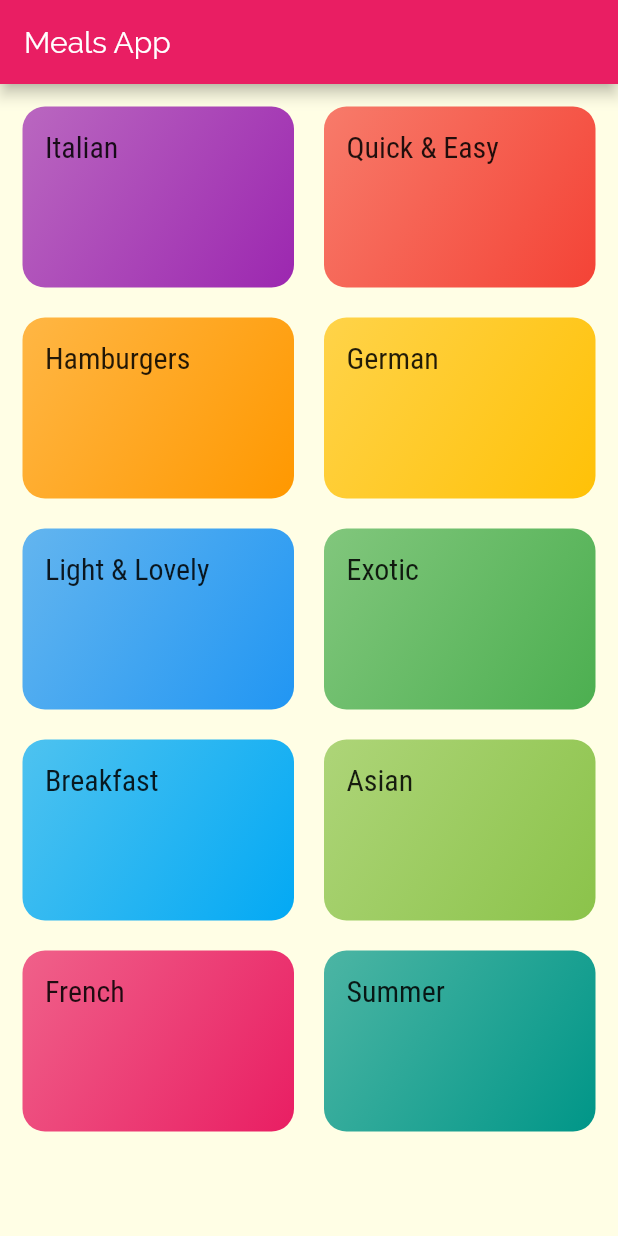
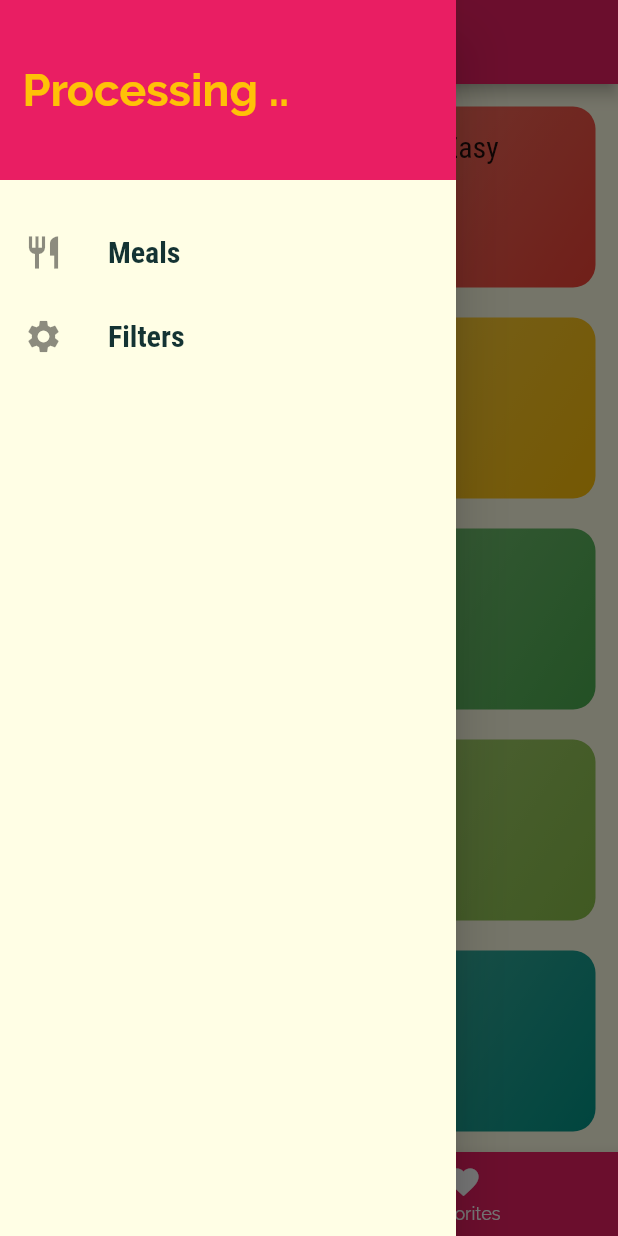
Before and after one commit to Chirag018/Meals, a Flutter app: the screen it shows after launch, with the side drawer open (before the commit the screen has no drawer), on a phone screen of 412 x 824 dp. Run offline on Flutter 3.47's test engine with Material 2 defaults, Android fonts, the phone set to English and light mode, and no system bars.

Commit message:
Before Adding Drawer

```diff
--- a/lib/category_screen.dart
+++ b/lib/category_screen.dart
@@ -5,11 +5,13 @@ import 'package:meals/dummy_data.dart';
 class CategoryScreen extends StatelessWidget {
   @override
   Widget build(BuildContext context) {
-    return Scaffold(
-      appBar: AppBar(
-        title: Text('Meals App'),
-      ),
-      body: GridView(
+    return
+    // Scaffold(
+    //   appBar: AppBar(
+    //     title: Text('Meals App'),
+    //   ),
+    //   body:
+       GridView(
         padding: EdgeInsets.all(15),
         children: DUMMY_CATEGORIES
             .map((catData) => CategoryItem(
@@ -23,7 +25,7 @@ class CategoryScreen extends StatelessWidget {
           childAspectRatio: 3 / 2,
           crossAxisSpacing: 20,
           mainAxisSpacing: 20,
-        ),
+        // ),
       ),
     );
   }
--- /dev/null
+++ b/lib/favorite_screen.dart
@@ -0,0 +1,10 @@
+import 'package:flutter/material.dart';
+
+class FavoriteScreen extends StatelessWidget {
+  @override
+  Widget build(BuildContext context) {
+    return Center(
+      child: Text('Favorite Screen .'),
+    );
+  }
+}
--- a/lib/main.dart
+++ b/lib/main.dart
@@ -1,6 +1,7 @@
 import 'package:flutter/material.dart';
 import 'package:meals/category_meals_screen.dart';
 import 'package:meals/meal_detail_screen.dart';
+import 'package:meals/tabs_screen.dart';
 import './category_screen.dart';
 
 void main() {
@@ -29,8 +30,9 @@ class MyApp extends StatelessWidget {
               ),
             ),
       ),
-      home: CategoryScreen(),
+      home: TabsScreen(),
       routes: {
+        // '/': (ctx) => TabsScreen(),
         CategoryMealsScreen.routeName: (context) => CategoryMealsScreen(),
         MealDetailScreen.routeName: (context) => MealDetailScreen(),
       },
--- /dev/null
+++ b/lib/main_drawer.dart
@@ -0,0 +1,52 @@
+import 'dart:ui';
+
+import 'package:flutter/material.dart';
+
+class MainDrawer extends StatelessWidget {
+  Widget buildListTile(String title, IconData icon) {
+    return ListTile(
+      leading: Icon(
+        icon,
+        size: 26,
+      ),
+      title: Text(
+        title,
+        style: TextStyle(
+            fontFamily: 'RobotoCondensed',
+            fontSize: 20,
+            fontWeight: FontWeight.bold),
+      ),
+      onTap: () {},
+    );
+  }
+
+  @override
+  Widget build(BuildContext context) {
+    return Drawer(
+      child: Column(
+        children: [
+          Container(
+            height: 120,
+            width: double.infinity,
+            padding: EdgeInsets.all(15),
+            alignment: Alignment.centerLeft,
+            color: Theme.of(context).accentColor,
+            child: Text(
+              'Processing ..',
+              style: TextStyle(
+                fontWeight: FontWeight.bold,
+                fontSize: 30,
+                color: Colors.amber,
+              ),
+            ),
+          ),
+          SizedBox(
+            height: 20,
+          ),
+          buildListTile('Meals', Icons.restaurant),
+          buildListTile('Filters', Icons.settings),
+        ],
+      ),
+    );
+  }
+}
--- /dev/null
+++ b/lib/tabs_screen.dart
@@ -0,0 +1,85 @@
+import 'package:flutter/material.dart';
+import 'package:meals/category_screen.dart';
+import 'package:meals/main_drawer.dart';
+
+import 'favorite_screen.dart';
+
+class TabsScreen extends StatefulWidget {
+  @override
+  _TabsScreenState createState() => _TabsScreenState();
+}
+
+class _TabsScreenState extends State<TabsScreen> {
+  final List<Map<String, Object>> _pages = [
+    {
+      'page': CategoryScreen(),
+      'title': 'Categories',
+    },
+    {
+      'page': FavoriteScreen(),
+      'title': 'Favorites',
+    },
+  ];
+
+  int _selectedPageIndex = 0;
+  void _selectPage(int index) {
+    setState(() {
+      _selectedPageIndex = index;
+    });
+  }
+
+  @override
+  Widget build(BuildContext context) {
+    return Scaffold(
+      appBar: AppBar(
+        title: Text(_pages[_selectedPageIndex]['title']),
+      ),
+      drawer: MainDrawer(),
+      body: _pages[_selectedPageIndex]['page'],
+      bottomNavigationBar: BottomNavigationBar(
+        onTap: _selectPage,
+        backgroundColor: Theme.of(context).primaryColor,
+        unselectedItemColor: Colors.white,
+        selectedItemColor: Colors.amber,
+        currentIndex: _selectedPageIndex,
+        type: BottomNavigationBarType.fixed,
+        items: [
+          BottomNavigationBarItem(
+            backgroundColor: Theme.of(context).primaryColor,
+            icon: Icon(Icons.category),
+            title: Text('Categories'),
+          ),
+          BottomNavigationBarItem(
+            backgroundColor: Theme.of(context).primaryColor,
+            icon: Icon(Icons.favorite),
+            title: Text('Favorites'),
+          ),
+        ],
+      ),
+    );
+    //  DefaultTabController(
+    //   length: 2,
+    //   child: Scaffold(
+    //     appBar: AppBar(
+    //       title: Text('Meals'),
+    //       bottom: TabBar(
+    //         tabs: [
+    //           Tab(
+    //             icon: Icon(Icons.category),
+    //             text: 'Categories',
+    //           ),
+    //           Tab(
+    //             icon: Icon(Icons.favorite),
+    //             text: 'Favorites',
+    //           ),
+    //         ],
+    //       ),
+    //     ),
+    //     body: TabBarView(children: [
+    //       CategoryScreen(),
+    //       FavoriteScreen(),
+    //       ]),
+    //   ),
+    // );
+  }
+}
```
